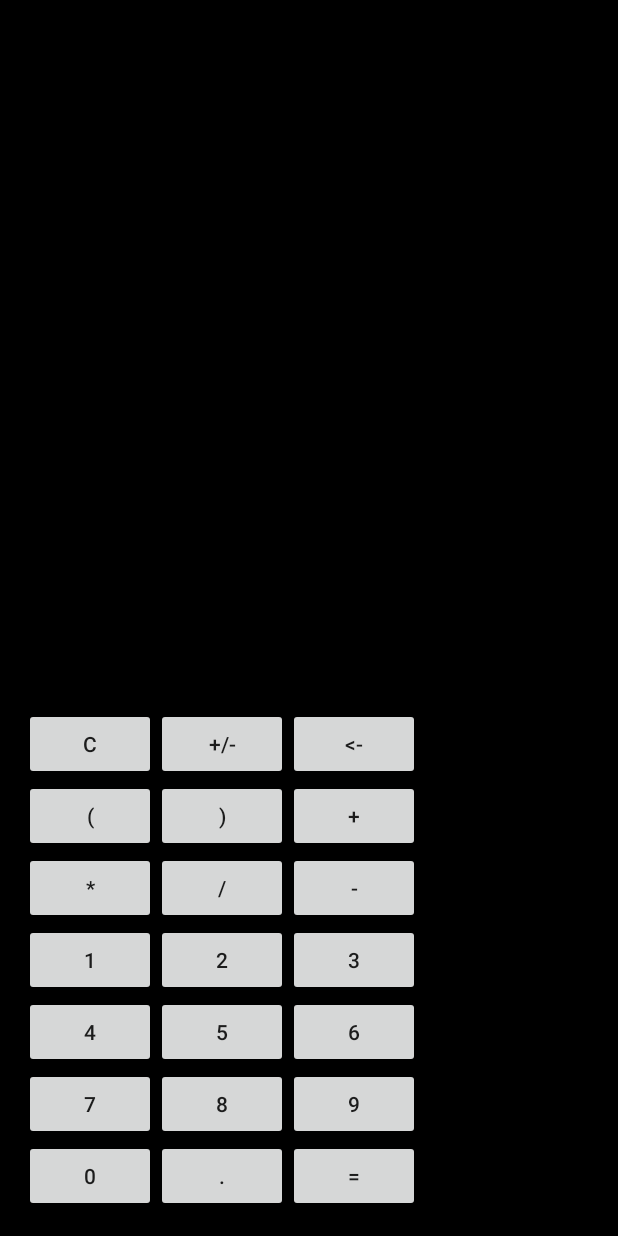
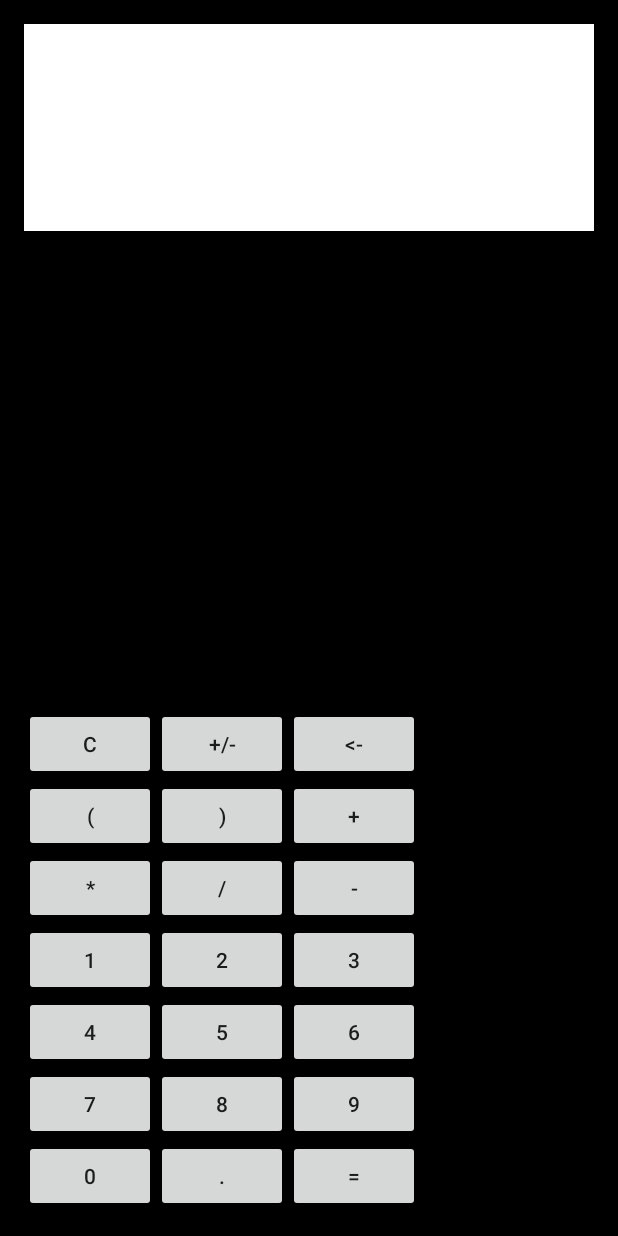
Before and after one commit to Stadzior/AndroidCalculator, an Android app: the screen it shows after launch (MainActivity), on a phone screen of 412 x 824 dp. Run offline under Robolectric (Android 15) with nearby library versions, the phone set to English and light mode, and no system bars.

```diff
--- a/app/src/main/java/com/example/kamil/androidcalculator/MainActivity.java
+++ b/app/src/main/java/com/example/kamil/androidcalculator/MainActivity.java
@@ -36,9 +36,9 @@ public class MainActivity extends AppCompatActivity {
 
     public void solveEquation(View view){
         try {
-         //   Solver.solveEquation(displayer.getText().toString());
+            displayer.setText(Solver.solveEquation(displayer.getText().toString()).toString());
         }catch(Exception e){
-           // System.out.println(e.getMessage());
+            System.out.println(e.getMessage());
         }
     }
 
--- a/app/src/main/res/layout-land/content_main.xml
+++ b/app/src/main/res/layout-land/content_main.xml
@@ -30,15 +30,14 @@
             android:id="@+id/textViewDisplayer"
             android:layout_row="0"
             android:layout_column="0"
-            android:textStyle="normal"
             android:theme="@style/Base.Theme.AppCompat.Light"
             android:textAlignment="viewEnd"
             android:textSize="35sp"
             android:gravity="end"
             android:scrollbars="vertical"
-            android:background="#000000"
             android:textColor="#ffffff"
-            android:layout_gravity="top|left|bottom|right" />
+            android:layout_gravity="top|left|bottom|right"
+            android:background="#ffffff" />
 
         <GridLayout
             android:layout_width="match_parent"
--- a/app/src/main/res/layout/content_main.xml
+++ b/app/src/main/res/layout/content_main.xml
@@ -36,10 +36,9 @@
             android:textAlignment="viewEnd"
             android:textSize="35sp"
             android:gravity="end"
-            android:background="#000000"
-            android:textColor="#ffffff"
             android:scrollbars="vertical"
-            android:layout_gravity="top|left|bottom|right" />
+            android:layout_gravity="top|left|bottom|right"
+            android:background="#ffffff" />
 
         <GridLayout
             android:layout_width="wrap_content"
```
Also changed, not shown: app/src/main/java/com/example/kamil/androidcalculator/Solver.java (+36 -14 lines).
